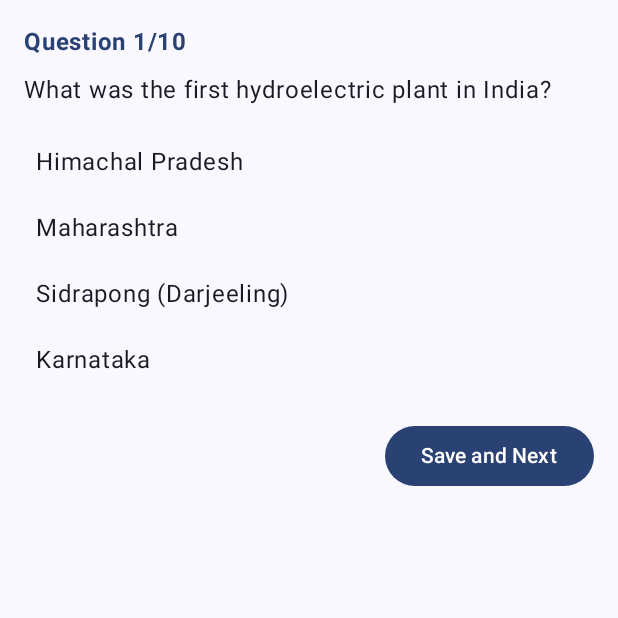
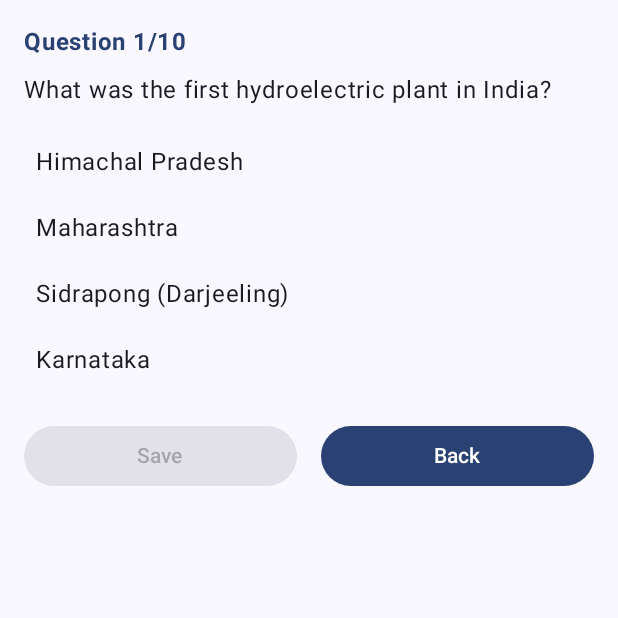
Before and after one commit to nimizu/FIN_GK_BY_NIHU, an Android app built with Jetpack Compose: the screen it shows after launch (MainActivity), after a tap on "First in India- Science", on a phone screen of 412 x 824 dp, the top half of it. Run offline under Robolectric (Android 15) with nearby library versions, the phone set to English and light mode, and no system bars; 1 other tap on this screen came first.

Commit message:
Added a few things
-added back button
-added topic, you can select either First in India or Frequently asked questions
-after clicking save option it will highlight the correct option and if selected the wrong option it will highlight both the correct and incorrect option

```diff
--- a/app/src/main/java/com/gkquiz/quiz/Chapters.kt
+++ b/app/src/main/java/com/gkquiz/quiz/Chapters.kt
@@ -163,6 +163,23 @@ val chapter10Questions = listOf(
 )
 
 
+val topics = mapOf(
+    "First in India" to listOf(
+        "First in India- Science",
+        "First in India- Governance",
+        "First in India- Defence",
+        "First in India- Sports",
+        "First in India- Architecture"
+    ),
+    "Frequently Asked" to listOf(
+        "Frequently Asked Part 1",
+        "Frequently Asked Part 2",
+        "Frequently Asked Part 3",
+        "Frequently Asked Part 4",
+        "Frequently Asked Part 5"
+    )
+)
+
 val chapters = mapOf(
     "First in India- Science" to chapter1Questions,
     "First in India- Governance" to chapter2Questions,
@@ -173,7 +190,5 @@ val chapters = mapOf(
     "Frequently Asked Part 2" to chapter7Questions,
     "Frequently Asked Part 3" to chapter8Questions,
     "Frequently Asked Part 4" to chapter9Questions,
-    "Frequently Asked Part 5" to chapter10Questions,
-
-    // Add more chapters if needed
+    "Frequently Asked Part 5" to chapter10Questions
 )
--- a/app/src/main/java/com/gkquiz/quiz/QuizScreen.kt
+++ b/app/src/main/java/com/gkquiz/quiz/QuizScreen.kt
@@ -15,10 +15,12 @@ import androidx.compose.ui.unit.dp
 
 @Composable
 fun ChapterSelectionScreen(onChapterSelected: (String) -> Unit) {
+    var selectedTopic by remember { mutableStateOf<String?>(null) }
+
     Column(
         modifier = Modifier
             .fillMaxSize()
-            .background(MaterialTheme.colorScheme.background) // Adapt to dark/light theme
+            .background(MaterialTheme.colorScheme.background)
             .padding(16.dp),
         verticalArrangement = Arrangement.Center,
         horizontalAlignment = Alignment.CenterHorizontally
@@ -26,60 +28,106 @@ fun ChapterSelectionScreen(onChapterSelected: (String) -> Unit) {
         Text(
             text = "Made by Nihu",
             style = MaterialTheme.typography.headlineSmall,
-            color = MaterialTheme.colorScheme.onBackground // Adapt to theme
+            color = MaterialTheme.colorScheme.onBackground
         )
         Spacer(modifier = Modifier.height(16.dp))
 
-        chapters.keys.forEach { chapter ->
+        if (selectedTopic == null) {
+            // Show topics list
+            topics.keys.forEach { topic ->
+                Button(
+                    onClick = { selectedTopic = topic },
+                    colors = ButtonDefaults.buttonColors(
+                        containerColor = MaterialTheme.colorScheme.primary,
+                        contentColor = MaterialTheme.colorScheme.onPrimary
+                    )
+                ) {
+                    Text(text = topic)
+                }
+                Spacer(modifier = Modifier.height(8.dp))
+            }
+        } else {
+            // Show chapters under the selected topic
+            Text(
+                text = "Select Chapter in $selectedTopic",
+                style = MaterialTheme.typography.bodyLarge,
+                color = MaterialTheme.colorScheme.onBackground
+            )
+            Spacer(modifier = Modifier.height(8.dp))
+
+            topics[selectedTopic]?.forEach { chapter ->
                 Button(
                     onClick = { onChapterSelected(chapter) },
                     colors = ButtonDefaults.buttonColors(
-                    containerColor = MaterialTheme.colorScheme.primary, // Button color
-                    contentColor = MaterialTheme.colorScheme.onPrimary // Text color inside button
+                        containerColor = MaterialTheme.colorScheme.primary,
+                        contentColor = MaterialTheme.colorScheme.onPrimary
                     )
                 ) {
                     Text(text = chapter)
                 }
                 Spacer(modifier = Modifier.height(8.dp))
             }
+
+            Spacer(modifier = Modifier.height(16.dp))
+            // Back button to reset topic selection
+            Button(
+                onClick = { selectedTopic = null },
+                colors = ButtonDefaults.buttonColors(
+                    containerColor = MaterialTheme.colorScheme.secondary,
+                    contentColor = MaterialTheme.colorScheme.onSecondary
+                )
+            ) {
+                Text("Back to Topics")
+            }
+        }
     }
 }
 
 
+
 @Composable
 fun QuizScreen() {
-    var selectedChapter by remember { mutableStateOf<String?>(null) } // Track selected chapter
-    var questions by remember { mutableStateOf(emptyList<Question>()) } // Track questions for selected chapter
+    var selectedChapter by remember { mutableStateOf<String?>(null) }
+    var questions by remember { mutableStateOf(emptyList<Question>()) }
     var questionIndex by remember { mutableIntStateOf(0) }
     var score by remember { mutableIntStateOf(0) }
-    var selectedOptionIndex by remember { mutableIntStateOf(-1) }
     var isQuizCompleted by remember { mutableStateOf(false) }
 
+    // Track selected answers and feedback state for each question
+    var selectedOptionIndex by remember { mutableIntStateOf(-1) }
+    var showFeedback by remember { mutableStateOf(false) }
+    var allowNext by remember { mutableStateOf(false) }
+
+    // Track answer history
+    val answerHistory = remember { mutableStateListOf<Int?>() }
+    repeat(questions.size) { answerHistory.add(null) } // Initialize history with 'null' for each question
+
     if (selectedChapter == null) {
-        // Show chapter selection screen if no chapter selected
         ChapterSelectionScreen { chapter ->
             selectedChapter = chapter
-            questions = chapters[chapter]?.shuffled() ?: emptyList() // Load and shuffle questions for the chapter
+            questions = chapters[chapter]?.shuffled() ?: emptyList()
         }
     } else if (isQuizCompleted) {
-        // Show score dialog when quiz is completed
         showScore(score, questions.size) {
-            // Reset to allow chapter re-selection
             selectedChapter = null
             questionIndex = 0
             score = 0
             selectedOptionIndex = -1
             isQuizCompleted = false
+            allowNext = false
+            showFeedback = false
+            answerHistory.clear()
+            repeat(questions.size) { answerHistory.add(null) }
         }
     } else {
-        // Quiz question display and logic for the selected chapter
         val currentQuestion = questions[questionIndex]
         val shuffledOptions = remember(questionIndex) { currentQuestion.options.shuffled() }
 
+        // Restore previous answer if available
+        selectedOptionIndex = answerHistory[questionIndex] ?: -1
+
         Scaffold(
-            modifier = Modifier
-                .fillMaxSize()
-                .background(MaterialTheme.colorScheme.background), // Adapt to dark/light theme
+            modifier = Modifier.fillMaxSize().background(MaterialTheme.colorScheme.background),
             content = { paddingValues ->
                 Column(
                     modifier = Modifier
@@ -92,47 +140,95 @@ fun QuizScreen() {
                     Text(
                         text = "Question ${questionIndex + 1}/${questions.size}",
                         fontWeight = FontWeight.Bold,
-                        color = MaterialTheme.colorScheme.primary // Adapt to theme
+                        color = MaterialTheme.colorScheme.primary
                     )
                     Spacer(modifier = Modifier.height(8.dp))
                     Text(
                         text = currentQuestion.questionText,
-                        color = MaterialTheme.colorScheme.onBackground // Adapt to theme
+                        color = MaterialTheme.colorScheme.onBackground
                     )
                     Spacer(modifier = Modifier.height(16.dp))
 
-                    // Display options with highlighting for selected
+                    // Highlight correct and incorrect answers
                     shuffledOptions.forEachIndexed { index, option ->
-                        val backgroundColor = if (index == selectedOptionIndex) Color(0xFFD6EAF8) else MaterialTheme.colorScheme.surface
+                        val backgroundColor = when {
+                            showFeedback && option == currentQuestion.options[currentQuestion.correctAnswer] -> Color.Green
+                            showFeedback && index == selectedOptionIndex -> Color.Red
+                            index == selectedOptionIndex -> Color(0xFFD6EAF8) // Light blue for selected option
+                            else -> MaterialTheme.colorScheme.surface
+                        }
                         Text(
                             text = option,
                             modifier = Modifier
                                 .fillMaxWidth()
                                 .background(backgroundColor)
-                                .clickable { selectedOptionIndex = index }
+                                .clickable(enabled = !showFeedback) {
+                                    selectedOptionIndex = index
+                                    answerHistory[questionIndex] = selectedOptionIndex
+                                }
                                 .padding(8.dp),
-                            color = MaterialTheme.colorScheme.onSurface // Adapt to theme
+                            color = MaterialTheme.colorScheme.onSurface
                         )
                         Spacer(modifier = Modifier.height(4.dp))
                     }
 
                     Spacer(modifier = Modifier.height(16.dp))
 
+                    // Save and Next Button functionality
+                    Row {
+                        if (!showFeedback) {
                             Button(
                                 onClick = {
+                                    showFeedback = true
+                                    allowNext = true
+
+                                    // Check answer correctness
                                     if (selectedOptionIndex == shuffledOptions.indexOf(currentQuestion.options[currentQuestion.correctAnswer])) {
                                         score++
                                     }
-                            selectedOptionIndex = -1 // Reset selection
+                                },
+                                modifier = Modifier.weight(1f),
+                                enabled = selectedOptionIndex != -1 // Enable only if an option is selected
+                            ) {
+                                Text("Save")
+                            }
+                        }
+
+                        Spacer(modifier = Modifier.width(8.dp))
+
+                        if (allowNext) {
+                            Button(
+                                onClick = {
+                                    showFeedback = false
+                                    allowNext = false
+                                    selectedOptionIndex = -1
                                     if (questionIndex < questions.size - 1) {
                                         questionIndex++
                                     } else {
-                                isQuizCompleted = true // Mark the quiz as complete
+                                        isQuizCompleted = true
                                     }
                                 },
-                        modifier = Modifier.align(Alignment.End)
+                                modifier = Modifier.weight(1f)
                             ) {
-                        Text("Save and Next")
+                                Text("Next")
+                            }
+                        }
+
+                        Spacer(modifier = Modifier.width(8.dp))
+
+                        Button(
+                            onClick = {
+                                if (questionIndex > 0) {
+                                    questionIndex--
+                                    showFeedback = true
+                                    selectedOptionIndex = answerHistory[questionIndex] ?: -1
+                                    allowNext = selectedOptionIndex != -1
+                                }
+                            },
+                            modifier = Modifier.weight(1f)
+                        ) {
+                            Text("Back")
+                        }
                     }
                 }
             }
```
Lines whose indentation alone changed are shown as unchanged.
